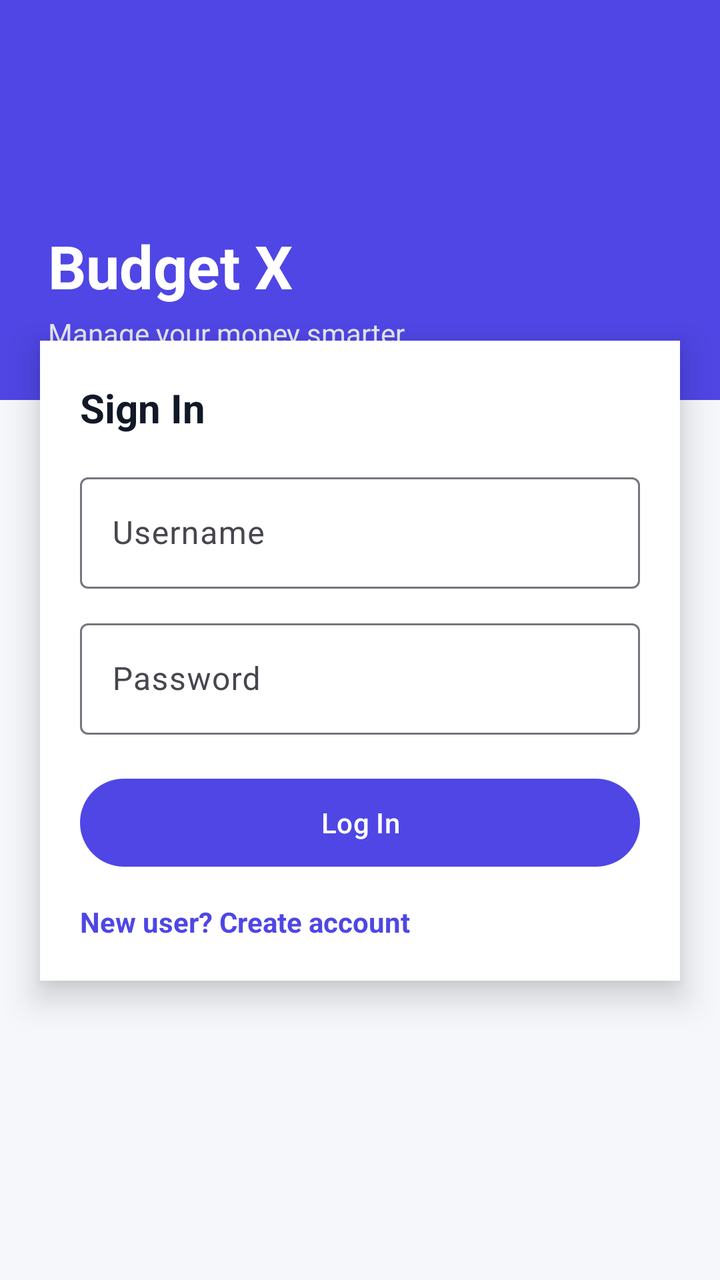
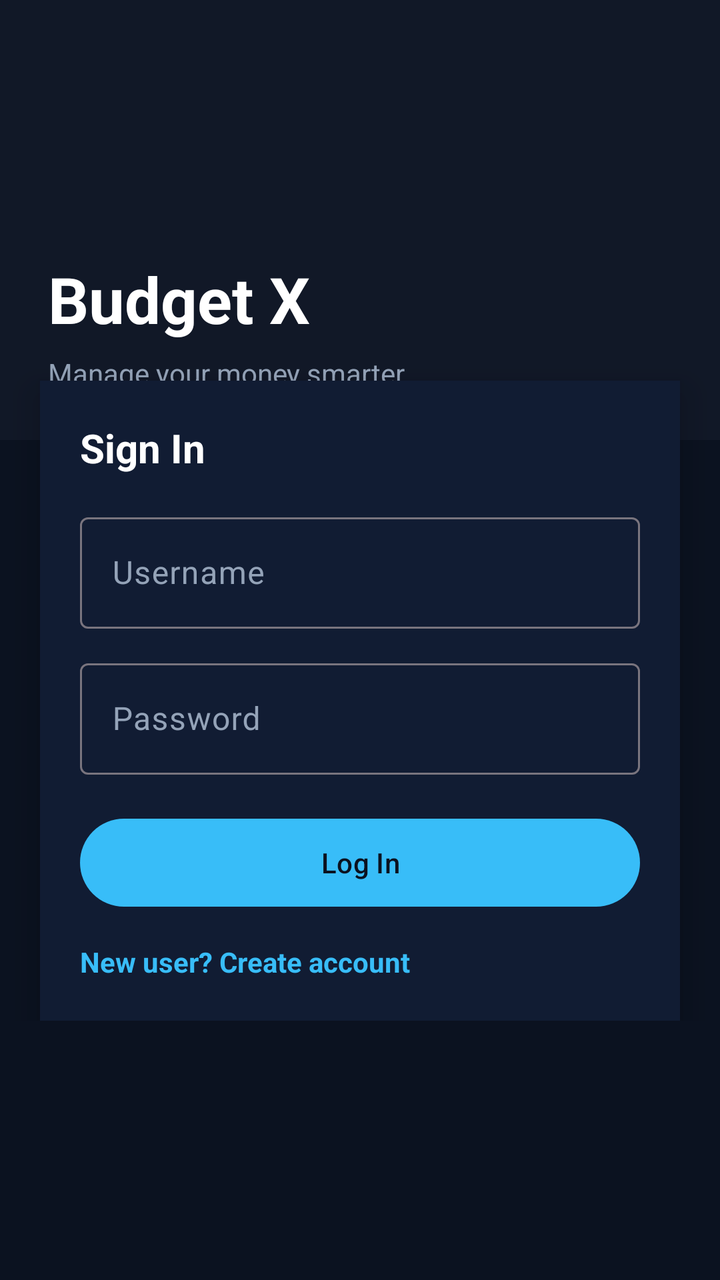

Compare the two renders of this Android layout. The source of the first and the diff that turns it into the second are given below.
<!-- AndroidManifest.xml: application theme Theme.BudgetX -->
<!-- res/layout/activity_login.xml -->
<?xml version="1.0" encoding="utf-8"?>
<LinearLayout xmlns:android="http://schemas.android.com/apk/res/android"
    xmlns:app="http://schemas.android.com/apk/res-auto"
    android:layout_width="match_parent"
    android:layout_height="match_parent"
    android:orientation="vertical"
    android:background="#F5F7FB">

    
    <LinearLayout
        android:layout_width="match_parent"
        android:layout_height="200dp"
        android:background="#4F46E5"
        android:orientation="vertical"
        android:padding="24dp"
        android:gravity="bottom">

        <TextView
            android:layout_width="wrap_content"
            android:layout_height="wrap_content"
            android:text="Budget X"
            android:textSize="30sp"
            android:textStyle="bold"
            android:textColor="#FFFFFF"/>

        <TextView
            android:layout_width="wrap_content"
            android:layout_height="wrap_content"
            android:text="Manage your money smarter"
            android:textSize="14sp"
            android:textColor="#E5E7EB"
            android:layout_marginTop="4dp"/>
    </LinearLayout>

    
    <LinearLayout
        android:layout_width="match_parent"
        android:layout_height="wrap_content"
        android:orientation="vertical"
        android:layout_marginTop="-30dp"
        android:layout_marginLeft="20dp"
        android:layout_marginRight="20dp"
        android:background="#FFFFFF"
        android:padding="20dp"
        android:elevation="10dp">

        
        <TextView
            android:layout_width="wrap_content"
            android:layout_height="wrap_content"
            android:text="Sign In"
            android:textSize="20sp"
            android:textStyle="bold"
            android:textColor="#111827"
            android:layout_marginBottom="16dp"/>

        
        <com.google.android.material.textfield.TextInputLayout
            android:layout_width="match_parent"
            android:layout_height="wrap_content"
            android:hint="Username">

            <com.google.android.material.textfield.TextInputEditText
                android:id="@+id/etUsername"
                android:layout_width="match_parent"
                android:layout_height="wrap_content"/>
        </com.google.android.material.textfield.TextInputLayout>

        
        <com.google.android.material.textfield.TextInputLayout
            android:layout_width="match_parent"
            android:layout_height="wrap_content"
            android:layout_marginTop="12dp"
            android:hint="Password">

            <com.google.android.material.textfield.TextInputEditText
                android:id="@+id/etPassword"
                android:layout_width="match_parent"
                android:layout_height="wrap_content"
                android:inputType="textPassword"/>
        </com.google.android.material.textfield.TextInputLayout>

        
        <com.google.android.material.button.MaterialButton
            android:id="@+id/btnLogin"
            android:layout_width="match_parent"
            android:layout_height="52dp"
            android:text="Log In"
            android:textColor="#FFFFFF"
            app:backgroundTint="#4F46E5"
            android:layout_marginTop="18dp"/>

        
        <TextView
            android:id="@+id/tvRegisterLink"
            android:layout_width="wrap_content"
            android:layout_height="wrap_content"
            android:text="New user? Create account"
            android:textColor="#4F46E5"
            android:textStyle="bold"
            android:layout_marginTop="14dp"/>
    </LinearLayout>

</LinearLayout>
<!-- resources referenced by this layout -->
<resources>
  <style name="Theme.BudgetX" parent="Base.Theme.BudgetX" />
  <style name="Base.Theme.BudgetX" parent="Theme.Material3.DayNight.NoActionBar">
          
          
      </style>
</resources>

<!-- the commit's change to res/layout/activity_login.xml (unified diff, before → after) -->
@@ -1,104 +1,114 @@
 <?xml version="1.0" encoding="utf-8"?>
-<LinearLayout xmlns:android="http://schemas.android.com/apk/res/android"
+<ScrollView xmlns:android="http://schemas.android.com/apk/res/android"
     xmlns:app="http://schemas.android.com/apk/res-auto"
     android:layout_width="match_parent"
     android:layout_height="match_parent"
-    android:orientation="vertical"
-    android:background="#F5F7FB">
+    android:background="#0B1220">
 
-    
-    <LinearLayout
-        android:layout_width="match_parent"
-        android:layout_height="200dp"
-        android:background="#4F46E5"
-        android:orientation="vertical"
-        android:padding="24dp"
-        android:gravity="bottom">
-
-        <TextView
-            android:layout_width="wrap_content"
-            android:layout_height="wrap_content"
-            android:text="Budget X"
-            android:textSize="30sp"
-            android:textStyle="bold"
-            android:textColor="#FFFFFF"/>
-
-        <TextView
-            android:layout_width="wrap_content"
-            android:layout_height="wrap_content"
-            android:text="Manage your money smarter"
-            android:textSize="14sp"
-            android:textColor="#E5E7EB"
-            android:layout_marginTop="4dp"/>
-    </LinearLayout>
-
-    
     <LinearLayout
         android:layout_width="match_parent"
         android:layout_height="wrap_content"
-        android:orientation="vertical"
-        android:layout_marginTop="-30dp"
-        android:layout_marginLeft="20dp"
-        android:layout_marginRight="20dp"
-        android:background="#FFFFFF"
-        android:padding="20dp"
-        android:elevation="10dp">
+        android:orientation="vertical">
 
         
-        <TextView
-            android:layout_width="wrap_content"
-            android:layout_height="wrap_content"
-            android:text="Sign In"
-            android:textSize="20sp"
-            android:textStyle="bold"
-            android:textColor="#111827"
-            android:layout_marginBottom="16dp"/>
+        <LinearLayout
+            android:layout_width="match_parent"
+            android:layout_height="220dp"
+            android:background="#111827"
+            android:orientation="vertical"
+            android:padding="24dp"
+            android:gravity="bottom">
+
+            <TextView
+                android:layout_width="wrap_content"
+                android:layout_height="wrap_content"
+                android:text="Budget X"
+                android:textSize="32sp"
+                android:textStyle="bold"
+                android:textColor="#FFFFFF"/>
+
+            <TextView
+                android:layout_width="wrap_content"
+                android:layout_height="wrap_content"
+                android:text="Manage your money smarter"
+                android:textSize="14sp"
+                android:textColor="#94A3B8"
+                android:layout_marginTop="6dp"/>
+        </LinearLayout>
 
         
-        <com.google.android.material.textfield.TextInputLayout
+        <LinearLayout
             android:layout_width="match_parent"
             android:layout_height="wrap_content"
-            android:hint="Username">
+            android:orientation="vertical"
+            android:layout_marginTop="-30dp"
+            android:layout_marginLeft="20dp"
+            android:layout_marginRight="20dp"
+            android:background="#111C33"
+            android:padding="20dp"
+            android:elevation="10dp">
 
-            <com.google.android.material.textfield.TextInputEditText
-                android:id="@+id/etUsername"
-                android:layout_width="match_parent"
-                android:layout_height="wrap_content"/>
-        </com.google.android.material.textfield.TextInputLayout>
+            
+            <TextView
+                android:layout_width="wrap_content"
+                android:layout_height="wrap_content"
+                android:text="Sign In"
+                android:textSize="20sp"
+                android:textStyle="bold"
+                android:textColor="#FFFFFF"
+                android:layout_marginBottom="16dp"/>
 
-        
-        <com.google.android.material.textfield.TextInputLayout
-            android:layout_width="match_parent"
-            android:layout_height="wrap_content"
-            android:layout_marginTop="12dp"
-            android:hint="Password">
-
-            <com.google.android.material.textfield.TextInputEditText
-                android:id="@+id/etPassword"
+            
+            <com.google.android.material.textfield.TextInputLayout
                 android:layout_width="match_parent"
                 android:layout_height="wrap_content"
-                android:inputType="textPassword"/>
-        </com.google.android.material.textfield.TextInputLayout>
+                android:hint="Username"
+                android:textColorHint="#94A3B8">
 
-        
-        <com.google.android.material.button.MaterialButton
-            android:id="@+id/btnLogin"
-            android:layout_width="match_parent"
-            android:layout_height="52dp"
-            android:text="Log In"
-            android:textColor="#FFFFFF"
-            app:backgroundTint="#4F46E5"
-            android:layout_marginTop="18dp"/>
+                <com.google.android.material.textfield.TextInputEditText
+                    android:id="@+id/etUsername"
+                    android:layout_width="match_parent"
+                    android:layout_height="wrap_content"
+                    android:textColor="#FFFFFF"/>
+            </com.google.android.material.textfield.TextInputLayout>
 
-        
-        <TextView
-            android:id="@+id/tvRegisterLink"
-            android:layout_width="wrap_content"
-            android:layout_height="wrap_content"
-            android:text="New user? Create account"
-            android:textColor="#4F46E5"
-            android:textStyle="bold"
-            android:layout_marginTop="14dp"/>
+            
+            <com.google.android.material.textfield.TextInputLayout
+                android:layout_width="match_parent"
+                android:layout_height="wrap_content"
+                android:layout_marginTop="12dp"
+                android:hint="Password"
+                android:textColorHint="#94A3B8">
+
+                <com.google.android.material.textfield.TextInputEditText
+                    android:id="@+id/etPassword"
+                    android:layout_width="match_parent"
+                    android:layout_height="wrap_content"
+                    android:inputType="textPassword"
+                    android:textColor="#FFFFFF"/>
+            </com.google.android.material.textfield.TextInputLayout>
+
+            
+            <com.google.android.material.button.MaterialButton
+                android:id="@+id/btnLogin"
+                android:layout_width="match_parent"
+                android:layout_height="52dp"
+                android:text="Log In"
+                android:textColor="#0B1220"
+                app:backgroundTint="#38BDF8"
+                android:layout_marginTop="18dp"/>
+
+            
+            <TextView
+                android:id="@+id/tvRegisterLink"
+                android:layout_width="wrap_content"
+                android:layout_height="wrap_content"
+                android:text="New user? Create account"
+                android:textColor="#38BDF8"
+                android:textStyle="bold"
+                android:layout_marginTop="14dp"/>
+        </LinearLayout>
+
     </LinearLayout>
 
-</LinearLayout>
+</ScrollView>
